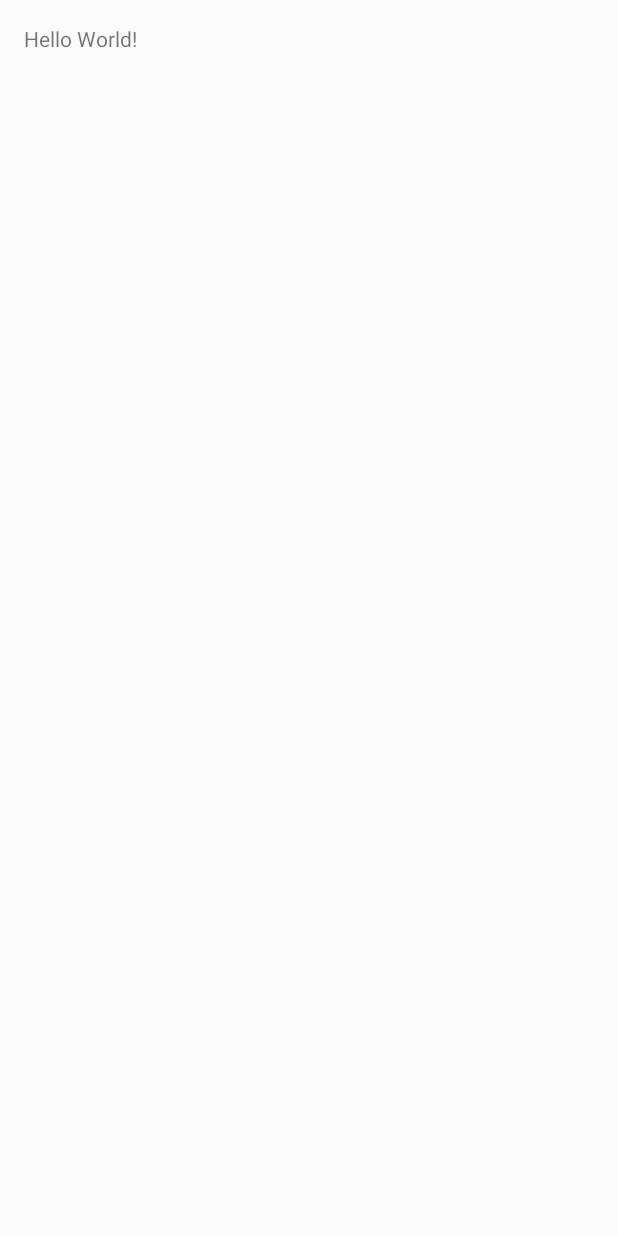
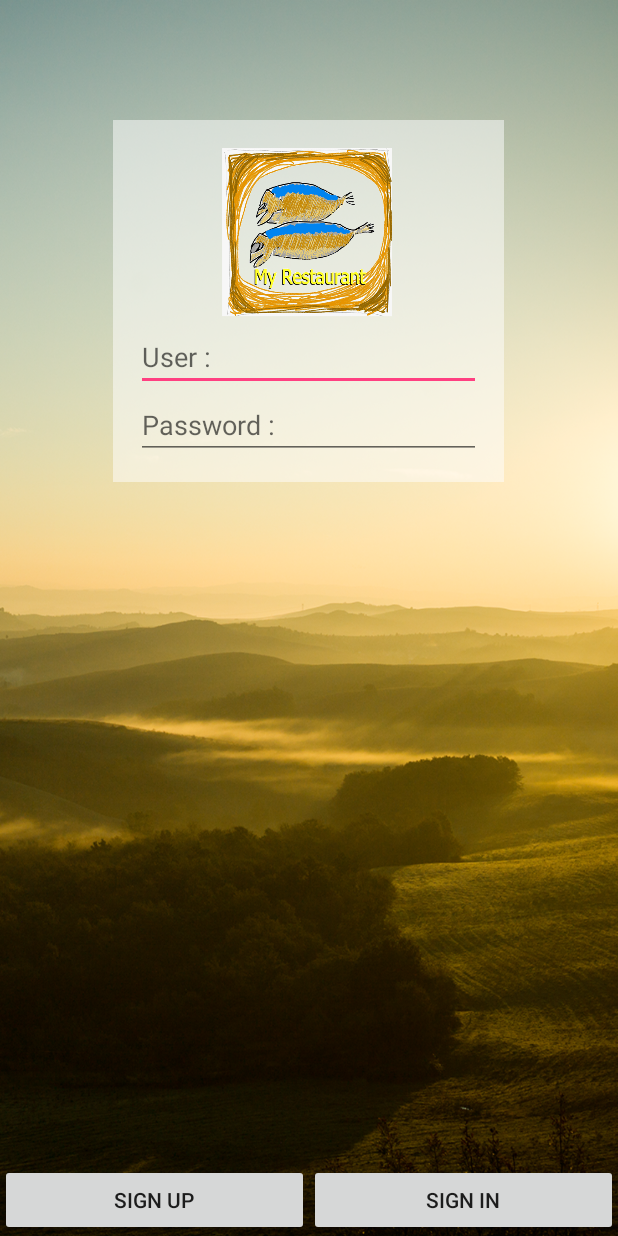
Before and after one commit to masterUNG/DreamGUN, an Android app: the screen it shows after launch (MainActivity), on a phone screen of 412 x 824 dp. Before the commit the screen is almost empty. Run offline under Robolectric (Android 15) with nearby library versions, the phone set to English and light mode, and no system bars.

Commit message:
Design UI main finish

```diff
--- a/app/src/main/res/layout/activity_main.xml
+++ b/app/src/main/res/layout/activity_main.xml
@@ -3,14 +3,58 @@
     xmlns:tools="http://schemas.android.com/tools"
     android:layout_width="match_parent"
     android:layout_height="match_parent"
-    android:paddingBottom="@dimen/activity_vertical_margin"
-    android:paddingLeft="@dimen/activity_horizontal_margin"
-    android:paddingRight="@dimen/activity_horizontal_margin"
-    android:paddingTop="@dimen/activity_vertical_margin"
-    tools:context="appewtc.masterung.dreamgun.MainActivity">
+    tools:context="appewtc.masterung.dreamgun.MainActivity"
+    android:background="@drawable/bg700">
 
-    <TextView
+    <LinearLayout
+        android:orientation="vertical"
         android:layout_width="wrap_content"
         android:layout_height="wrap_content"
-        android:text="Hello World!" />
+        android:layout_centerHorizontal="true"
+        android:padding="@dimen/margin"
+        android:gravity="center_horizontal"
+        android:layout_marginTop="80dp"
+        android:background="#82ffffff">
+
+        <ImageView
+            android:layout_width="@dimen/icon"
+            android:layout_height="@dimen/icon"
+            android:id="@+id/imageView"
+            android:src="@drawable/restaurant512" />
+
+        <EditText
+            android:layout_width="@dimen/edit"
+            android:layout_height="wrap_content"
+            android:id="@+id/editText"
+            android:hint="@string/user"
+            android:inputType="text" />
+
+        <EditText
+            android:layout_width="@dimen/edit"
+            android:layout_height="wrap_content"
+            android:id="@+id/editText2"
+            android:hint="@string/pass"
+            android:inputType="textPassword" />
+    </LinearLayout>
+
+    <LinearLayout
+        android:orientation="horizontal"
+        android:layout_width="match_parent"
+        android:layout_height="wrap_content"
+        android:layout_alignParentBottom="true">
+
+        <Button
+            android:layout_width="wrap_content"
+            android:layout_height="wrap_content"
+            android:text="@string/signup"
+            android:id="@+id/button"
+            android:layout_weight="1" />
+
+        <Button
+            android:layout_width="wrap_content"
+            android:layout_height="wrap_content"
+            android:text="@string/signin"
+            android:id="@+id/button2"
+            android:layout_weight="1" />
+    </LinearLayout>
 </RelativeLayout>
--- a/app/src/main/res/values/dimens.xml
+++ b/app/src/main/res/values/dimens.xml
@@ -2,4 +2,11 @@
     <!-- Default screen margins, per the Android Design guidelines. -->
     <dimen name="activity_horizontal_margin">16dp</dimen>
     <dimen name="activity_vertical_margin">16dp</dimen>
+
+    <dimen name="h1">30sp</dimen>
+    <dimen name="h2">20sp</dimen>
+    <dimen name="icon">120dp</dimen>
+    <dimen name="margin">15dp</dimen>
+    <dimen name="edit">230dp</dimen>
+
 </resources>
--- a/app/src/main/res/values/strings.xml
+++ b/app/src/main/res/values/strings.xml
@@ -1,3 +1,13 @@
 <resources>
     <string name="app_name">Dream Gun</string>
+
+    <string name="user">User :</string>
+    <string name="pass">Password :</string>
+    <string name="signup">Sign Up</string>
+    <string name="signin">Sign In</string>
+    <string name="name">Name :</string>
+    <string name="email">Email :</string>
+    <string name="birth">Birth :</string>
+    <string name="country">Country :</string>
+
 </resources>
```
Also changed, not shown: app/src/main/res/drawable/bg700.png (added), app/src/main/res/drawable/restaurant512.png (added).
